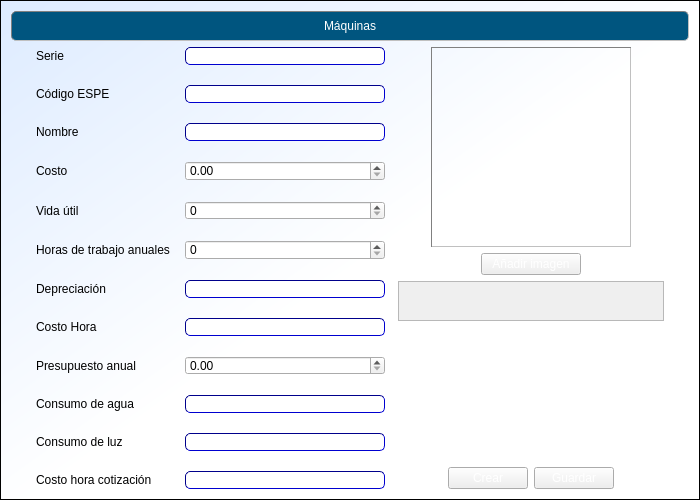
Qt form cosmec/formulariomaq.ui (Exxu/cosmec-si) before a commit.
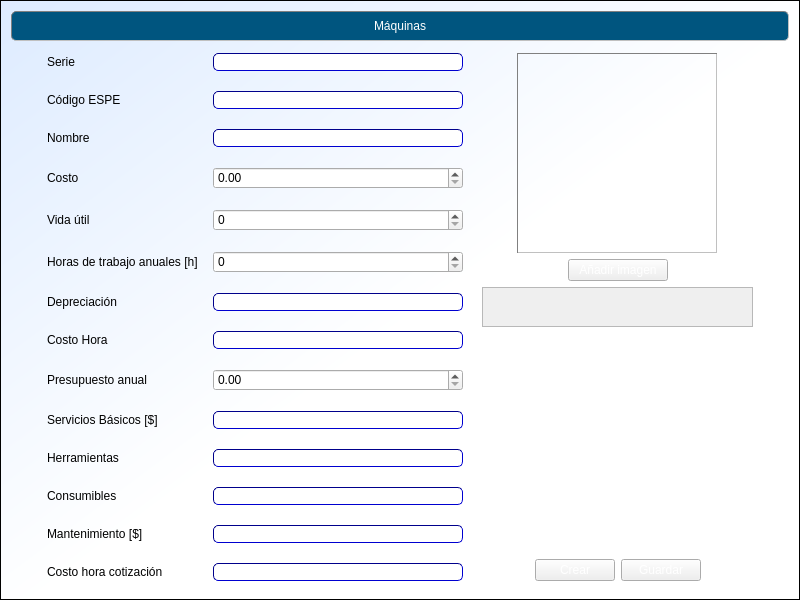
The same form after that commit.

Commit message: agregados labls y lineEdits a formulario de máquinas. Corregida validación de tabla

Patch:
```diff
--- a/cosmec/formulariomaq.ui
+++ b/cosmec/formulariomaq.ui
@@ -6,14 +6,14 @@
    <rect>
     <x>0</x>
     <y>0</y>
-    <width>700</width>
-    <height>500</height>
+    <width>800</width>
+    <height>600</height>
    </rect>
   </property>
   <property name="minimumSize">
    <size>
-    <width>700</width>
-    <height>500</height>
+    <width>800</width>
+    <height>600</height>
    </size>
   </property>
   <property name="windowTitle">
@@ -155,7 +155,7 @@
          </property>
          <property name="minimumSize">
           <size>
-           <width>200</width>
+           <width>250</width>
            <height>0</height>
           </size>
          </property>
@@ -212,7 +212,7 @@
        <item row="5" column="0">
         <widget class="QLabel" name="label_7">
          <property name="text">
-          <string>Horas de trabajo anuales</string>
+          <string>Horas de trabajo anuales [h]</string>
          </property>
         </widget>
        </item>
@@ -268,7 +268,7 @@
        <item row="9" column="0">
         <widget class="QLabel" name="label_12">
          <property name="text">
-          <string>Consumo de agua</string>
+          <string>Servicios Básicos [$]</string>
          </property>
         </widget>
        </item>
@@ -282,7 +282,7 @@
        <item row="10" column="0">
         <widget class="QLabel" name="label_13">
          <property name="text">
-          <string>Consumo de luz</string>
+          <string>Herramientas</string>
          </property>
         </widget>
        </item>
@@ -293,20 +293,40 @@
          </property>
         </widget>
        </item>
-       <item row="11" column="0">
+       <item row="13" column="0">
         <widget class="QLabel" name="label_14">
          <property name="text">
           <string>Costo hora cotización</string>
          </property>
         </widget>
        </item>
-       <item row="11" column="1">
+       <item row="13" column="1">
         <widget class="QLineEdit" name="lineEdit_9">
          <property name="enabled">
           <bool>false</bool>
          </property>
         </widget>
        </item>
+       <item row="11" column="0">
+        <widget class="QLabel" name="label_15">
+         <property name="text">
+          <string>Consumibles</string>
+         </property>
+        </widget>
+       </item>
+       <item row="12" column="0">
+        <widget class="QLabel" name="label_16">
+         <property name="text">
+          <string>Mantenimiento [$]</string>
+         </property>
+        </widget>
+       </item>
+       <item row="11" column="1">
+        <widget class="QLineEdit" name="lineEdit_4"/>
+       </item>
+       <item row="12" column="1">
+        <widget class="QLineEdit" name="lineEdit_6"/>
+       </item>
       </layout>
      </item>
      <item>
```
The commit also changes 4 other files.
